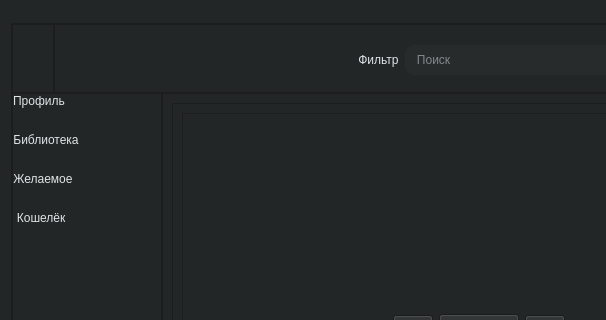
First picture: the form in AppUi/menuUI/main_menu_window_UI.ui, repository ToniTrum/My_EGS, before the edit; both pictures show x 0 to 606 and y 0 to 320 of the 807 by 571 pixel window.
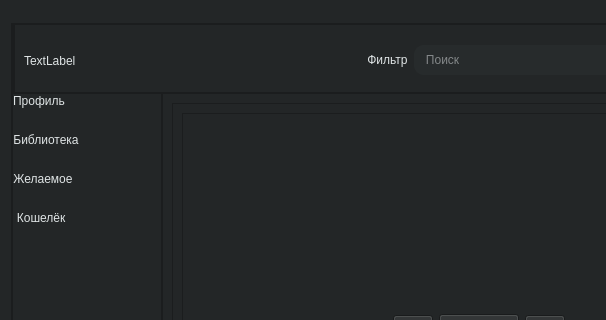
Second picture: the form after the edit. Icons and pictures are not drawn.

```diff
--- a/AppUi/menuUI/main_menu_window_UI.ui
+++ b/AppUi/menuUI/main_menu_window_UI.ui
@@ -77,38 +77,6 @@
          <property name="bottomMargin">
           <number>0</number>
          </property>
-         <item>
-          <widget class="QPushButton" name="menuButton">
-           <property name="minimumSize">
-            <size>
-             <width>0</width>
-             <height>30</height>
-            </size>
-           </property>
-           <property name="maximumSize">
-            <size>
-             <width>16777215</width>
-             <height>30</height>
-            </size>
-           </property>
-           <property name="text">
-            <string/>
-           </property>
-           <property name="icon">
-            <iconset resource="icon.qrc">
-             <normaloff>:/icon/icon/bars.svg</normaloff>:/icon/icon/bars.svg</iconset>
-           </property>
-           <property name="iconSize">
-            <size>
-             <width>40</width>
-             <height>40</height>
-            </size>
-           </property>
-           <property name="flat">
-            <bool>true</bool>
-           </property>
-          </widget>
-         </item>
         </layout>
        </widget>
       </item>
@@ -127,6 +95,21 @@
          <enum>QFrame::Raised</enum>
         </property>
         <layout class="QHBoxLayout" name="horizontalLayout_4">
+         <item>
+          <widget class="QLabel" name="loctation_label">
+           <property name="styleSheet">
+            <string notr="true">color:rgb(223, 228, 229);
+
+border-radius: 10%;
+font: 63 15pt &quot;Yu Gothic UI Semibold&quot;;
+border: 2px silid rgb(224, 229, 230);
+</string>
+           </property>
+           <property name="text">
+            <string>TextLabel</string>
+           </property>
+          </widget>
+         </item>
          <item>
           <spacer name="horizontalSpacer">
            <property name="orientation">
```
